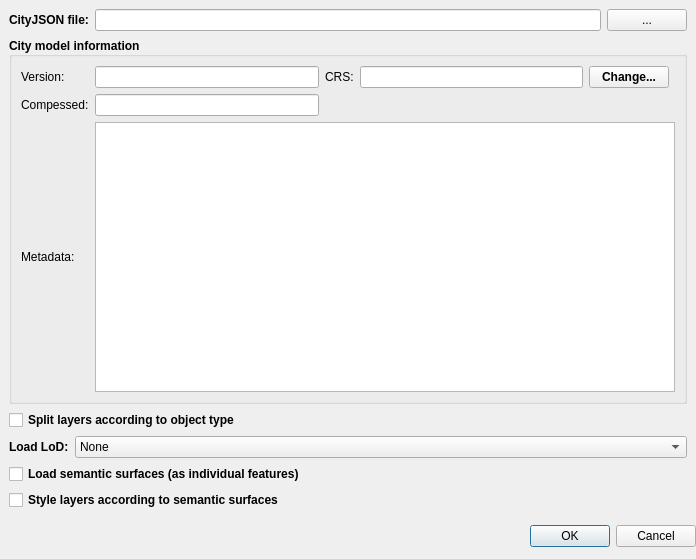
This is gui/cityjson_loader_dialog_base.ui in cityjson/cityjson-qgis-plugin as Qt 5 draws it before an edit. The edited form follows.
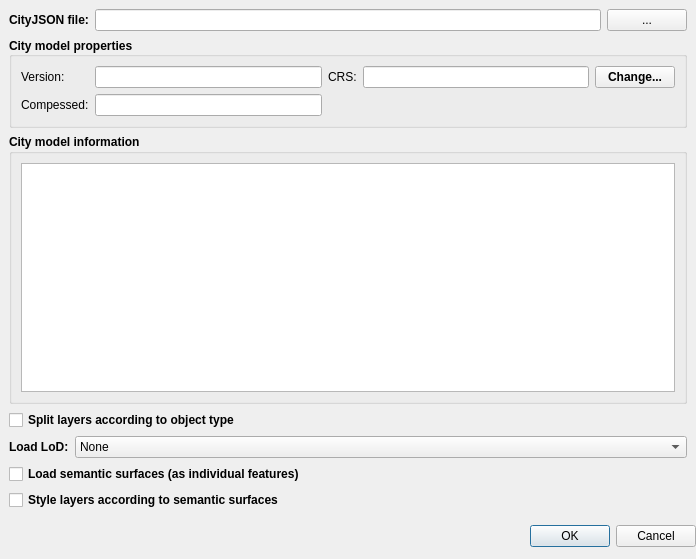
This is the edited form. Custom widgets are drawn as their Qt base class.

Commit message: Add basic support for loading all metadata (related to #15)

```diff
--- a/gui/cityjson_loader_dialog_base.ui
+++ b/gui/cityjson_loader_dialog_base.ui
@@ -52,7 +52,7 @@
         <height>507</height>
        </rect>
       </property>
-      <layout class="QVBoxLayout" name="verticalLayout_2" stretch="0,1,0,0,0,0,0">
+      <layout class="QVBoxLayout" name="verticalLayout_2" stretch="0,0,1,0,0,0,0,0">
        <item>
         <layout class="QHBoxLayout" name="horizontalLayout">
          <item>
@@ -101,7 +101,7 @@
           </font>
          </property>
          <property name="title">
-          <string>City model information</string>
+          <string>City model properties</string>
          </property>
          <property name="alignment">
           <set>Qt::AlignLeading|Qt::AlignLeft|Qt::AlignVCenter</set>
@@ -112,20 +112,27 @@
          <property name="checkable">
           <bool>false</bool>
          </property>
-         <layout class="QGridLayout" name="gridLayout" rowstretch="0,0,0" columnstretch="0,0,0,0,0,0">
+         <layout class="QGridLayout" name="gridLayout" rowstretch="0,0" columnstretch="0,0,0,0,0">
           <property name="verticalSpacing">
            <number>-1</number>
           </property>
-          <item row="2" column="0">
-           <widget class="QLabel" name="otherLabel">
+          <item row="0" column="4">
+           <widget class="QPushButton" name="changeCrsPushButton">
+            <property name="text">
+             <string>Change...</string>
+            </property>
+           </widget>
+          </item>
+          <item row="0" column="1">
+           <widget class="QLineEdit" name="cityjsonVersionLineEdit">
             <property name="font">
              <font>
               <weight>50</weight>
               <bold>false</bold>
              </font>
             </property>
-            <property name="text">
-             <string>Metadata:</string>
+            <property name="readOnly">
+             <bool>true</bool>
             </property>
            </widget>
           </item>
@@ -155,6 +162,19 @@
             </property>
            </widget>
           </item>
+          <item row="0" column="3">
+           <widget class="QLineEdit" name="crsLineEdit">
+            <property name="font">
+             <font>
+              <weight>50</weight>
+              <bold>false</bold>
+             </font>
+            </property>
+            <property name="readOnly">
+             <bool>true</bool>
+            </property>
+           </widget>
+          </item>
           <item row="0" column="0">
            <widget class="QLabel" name="cityjsonVersionLabel">
             <property name="font">
@@ -168,16 +188,6 @@
             </property>
            </widget>
           </item>
-          <item row="2" column="1" colspan="5">
-           <widget class="QPlainTextEdit" name="metadataPlainTextEdit">
-            <property name="font">
-             <font>
-              <weight>50</weight>
-              <bold>false</bold>
-             </font>
-            </property>
-           </widget>
-          </item>
           <item row="1" column="0">
            <widget class="QLabel" name="compressedLabel">
             <property name="font">
@@ -191,38 +201,23 @@
             </property>
            </widget>
           </item>
-          <item row="0" column="4">
-           <widget class="QPushButton" name="changeCrsPushButton">
-            <property name="text">
-             <string>Change...</string>
-            </property>
-           </widget>
-          </item>
-          <item row="0" column="1">
-           <widget class="QLineEdit" name="cityjsonVersionLineEdit">
-            <property name="font">
-             <font>
-              <weight>50</weight>
-              <bold>false</bold>
-             </font>
-            </property>
-            <property name="readOnly">
-             <bool>true</bool>
-            </property>
-           </widget>
-          </item>
-          <item row="0" column="3">
-           <widget class="QLineEdit" name="crsLineEdit">
-            <property name="font">
-             <font>
-              <weight>50</weight>
-              <bold>false</bold>
-             </font>
-            </property>
-            <property name="readOnly">
-             <bool>true</bool>
-            </property>
-           </widget>
+         </layout>
+        </widget>
+       </item>
+       <item>
+        <widget class="QgsCollapsibleGroupBox" name="metadataGroupBox">
+         <property name="font">
+          <font>
+           <weight>75</weight>
+           <bold>true</bold>
+          </font>
+         </property>
+         <property name="title">
+          <string>City model information</string>
+         </property>
+         <layout class="QVBoxLayout" name="verticalLayout_3">
+          <item>
+           <widget class="QTreeView" name="metadataTreeView"/>
           </item>
          </layout>
         </widget>
```
Left out of the diff: 2 changed lines with no effect on the pictures. The commit also changes 4 other files.
